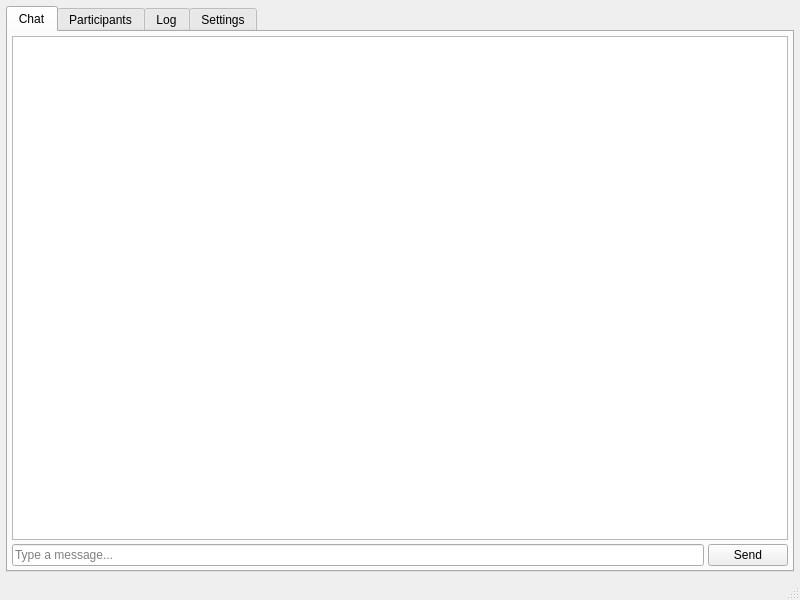
Old version of the form src/ui/mainwindow.ui in the repository theshy123king/LanMeeting.
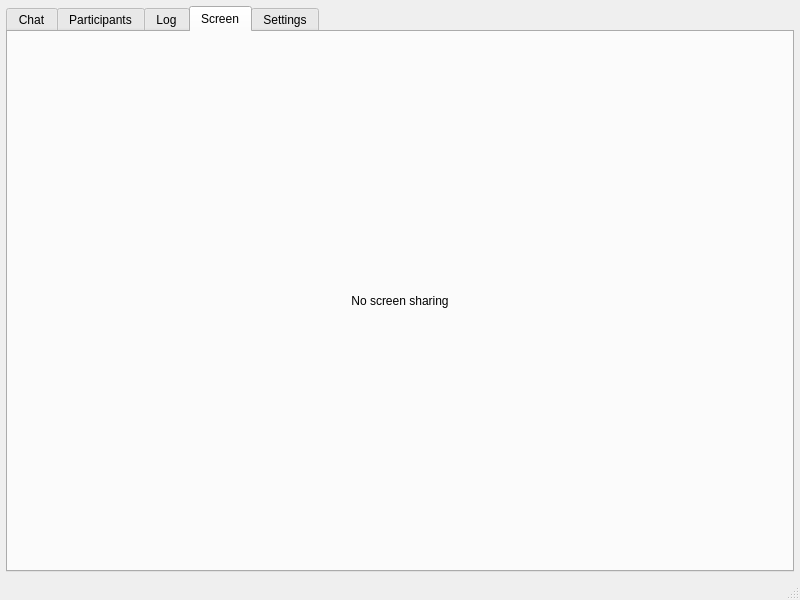
New version of the form. The open tabs and pages were chosen to show the change.

Commit message: Host screen sharing button, transport, and basic client view wiring

```diff
--- a/src/ui/mainwindow.ui
+++ b/src/ui/mainwindow.ui
@@ -171,6 +171,29 @@
            </item>
           </layout>
          </widget>
+        <widget class="QWidget" name="screenTab">
+         <attribute name="title">
+          <string>Screen</string>
+         </attribute>
+         <layout class="QVBoxLayout" name="screenLayout">
+          <property name="spacing">
+           <number>4</number>
+          </property>
+          <property name="margin">
+           <number>4</number>
+          </property>
+          <item>
+           <widget class="QLabel" name="screenShareLabel">
+            <property name="text">
+             <string>No screen sharing</string>
+            </property>
+            <property name="alignment">
+             <set>Qt::AlignCenter</set>
+            </property>
+           </widget>
+          </item>
+         </layout>
+        </widget>
          <widget class="QWidget" name="settingsTab">
           <attribute name="title">
            <string>Settings</string>
```
Lines whose indentation alone changed are shown as unchanged. The commit also changes 2 other files.
